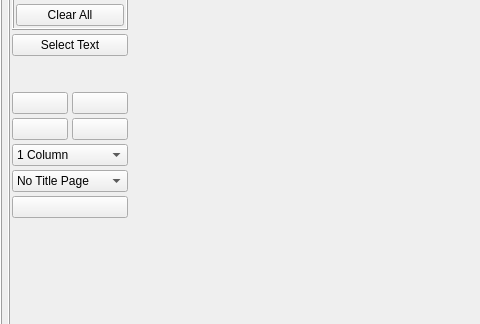
The window that mainwindow.ui (turgu1/uPDF2) describes before a commit, drawn with Qt 5; both pictures show x 0 to 480 and y 315 to 639 of the 800 by 761 pixel window.
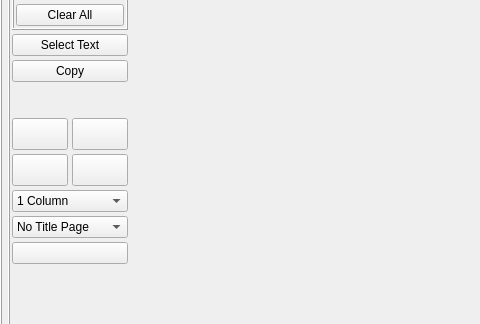
The same window after the commit. Icons and pictures are not drawn.

Diff of the .ui file:
```diff
--- a/mainwindow.ui
+++ b/mainwindow.ui
@@ -727,6 +727,16 @@
          </property>
         </widget>
        </item>
+       <item>
+        <widget class="QPushButton" name="copyButton">
+         <property name="toolTip">
+          <string>Copy Text To Clipboard</string>
+         </property>
+         <property name="text">
+          <string>Copy</string>
+         </property>
+        </widget>
+       </item>
        <item>
         <widget class="QFrame" name="zoomFrame">
          <property name="minimumSize">
@@ -860,8 +870,8 @@
            </property>
            <property name="minimumSize">
             <size>
-             <width>16</width>
-             <height>16</height>
+             <width>32</width>
+             <height>32</height>
             </size>
            </property>
            <property name="toolTip">
@@ -889,8 +899,8 @@
           <widget class="QPushButton" name="previousPageButton">
            <property name="minimumSize">
             <size>
-             <width>16</width>
-             <height>16</height>
+             <width>32</width>
+             <height>32</height>
             </size>
            </property>
            <property name="toolTip">
@@ -928,8 +938,8 @@
           <widget class="QPushButton" name="endDocumentButton">
            <property name="minimumSize">
             <size>
-             <width>16</width>
-             <height>16</height>
+             <width>32</width>
+             <height>32</height>
             </size>
            </property>
            <property name="toolTip">
@@ -957,8 +967,8 @@
           <widget class="QPushButton" name="nextPageButton">
            <property name="minimumSize">
             <size>
-             <width>16</width>
-             <height>16</height>
+             <width>32</width>
+             <height>32</height>
             </size>
            </property>
            <property name="toolTip">
```
Left out of the diff: 195 changed lines with no effect on the pictures.
